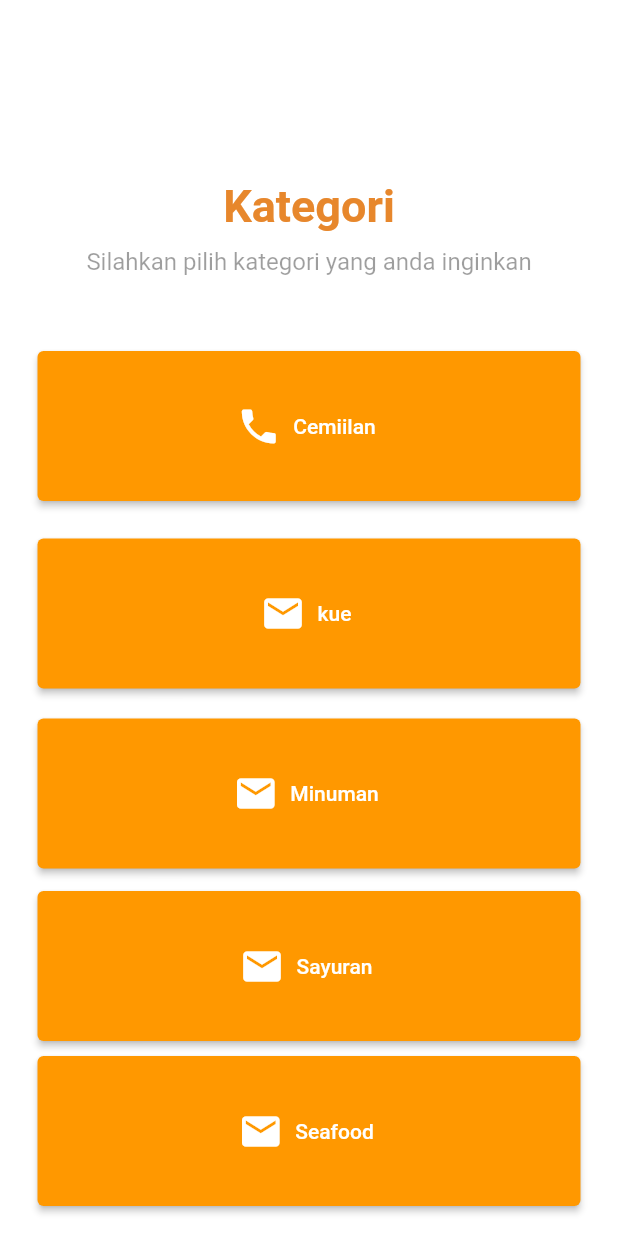
After one commit to Freshmid/delightfood, a Flutter app: the Kategori screen opened directly, on a phone screen of 412 x 824 dp. The commit adds this screen. Run offline on Flutter 3.47's test engine with Material 2 defaults, Android fonts, the phone set to English and light mode, and no system bars; missing offline and left inert: dart:html.

Commit message:
kategori.dart
Kurang tombol search

```diff
--- /dev/null
+++ b/lib/search/kategori.dart
@@ -0,0 +1,135 @@
+import 'dart:html';
+
+import 'package:flutter/material.dart';
+import 'package:flutter/services.dart';
+import 'search.dart';
+
+class Kategori extends StatefulWidget {
+  const Kategori({Key? key}) : super(key: key);
+
+  @override
+  _KategoriScreen createState() => _KategoriScreen();
+}
+
+class _KategoriScreen extends State<Kategori> {
+  goFpsearch() {
+    Navigator.of(context).push(
+      MaterialPageRoute(builder: ((context) => SearchPage())),
+    );
+  }
+
+  Widget Cemilan() {
+    return Container(
+        height: 100,
+        width: double.infinity,
+        child: ElevatedButton.icon(
+            onPressed: () {
+              (goFpsearch());
+            },
+            style: ElevatedButton.styleFrom(foregroundColor: Colors.white),
+            icon: Icon(Icons.phone, size: 30),
+            label: Text('Cemiilan')));
+  }
+
+  Widget Kue() {
+    return Container(
+        height: 100,
+        width: double.infinity,
+        child: ElevatedButton.icon(
+            onPressed: () {
+              goFpsearch();
+            },
+            style: ElevatedButton.styleFrom(foregroundColor: Colors.white),
+            icon: Icon(Icons.mail, size: 30),
+            label: Text('kue')));
+  }
+
+  Widget Minuman() {
+    return Container(
+        height: 100,
+        width: double.infinity,
+        child: ElevatedButton.icon(
+            onPressed: () {
+              goFpsearch();
+            },
+            style: ElevatedButton.styleFrom(foregroundColor: Colors.white),
+            icon: Icon(Icons.mail, size: 30),
+            label: Text('Minuman')));
+  }
+
+  Widget Sayuran() {
+    return Container(
+        height: 100,
+        width: double.infinity,
+        child: ElevatedButton.icon(
+            onPressed: () {
+              goFpsearch();
+            },
+            style: ElevatedButton.styleFrom(foregroundColor: Colors.white),
+            icon: Icon(Icons.mail, size: 30),
+            label: Text('Sayuran')));
+  }
+
+  Widget Seafood() {
+    return Container(
+        height: 100,
+        width: double.infinity,
+        child: ElevatedButton.icon(
+            onPressed: () {
+              goFpsearch();
+            },
+            style: ElevatedButton.styleFrom(foregroundColor: Colors.white),
+            icon: Icon(Icons.mail, size: 30),
+            label: Text('Seafood')));
+  }
+
+  @override
+  Widget build(BuildContext context) {
+    return Scaffold(
+        body: AnnotatedRegion<SystemUiOverlayStyle>(
+      value: SystemUiOverlayStyle.light,
+      child: GestureDetector(
+        child: Stack(children: [
+          Container(
+            height: double.infinity,
+            width: double.infinity,
+            decoration: BoxDecoration(color: Colors.white),
+            child: SingleChildScrollView(
+              physics: AlwaysScrollableScrollPhysics(),
+              padding: EdgeInsets.symmetric(horizontal: 25, vertical: 120),
+              child: Column(
+                mainAxisAlignment: MainAxisAlignment.center,
+                crossAxisAlignment: CrossAxisAlignment.center,
+                children: [
+                  Text(
+                    "Kategori",
+                    style: TextStyle(
+                        fontSize: 30,
+                        color: Color(0xFFE7872C),
+                        fontWeight: FontWeight.bold),
+                  ),
+                  SizedBox(height: 10),
+                  Text(
+                    'Silahkan pilih kategori yang anda inginkan',
+                    style: TextStyle(color: Colors.black38, fontSize: 16),
+                    textAlign: TextAlign.center,
+                  ),
+                  SizedBox(height: 50),
+                  Cemilan(),
+                  SizedBox(height: 25),
+                  Kue(),
+                  SizedBox(height: 20),
+                  Minuman(),
+                  SizedBox(height: 15),
+                  Sayuran(),
+                  SizedBox(height: 10),
+                  Seafood(),
+                ],
+              ),
+            ),
+          )
+        ]),
+      ),
+    ));
+  }
+}
--- a/lib/search/search.dart
+++ b/lib/search/search.dart
@@ -9,6 +9,17 @@ class SearchPage extends StatefulWidget {
 }
 
 class _SearchPageState extends State<SearchPage> {
+  bool _isHide = true;
+  bool _isHide2 = true;
+
+  void gosearch() {
+    Navigator.of(context).push(
+      MaterialPageRoute(
+        builder: (context) => SearchPage(),
+      ),
+    );
+  }
+
   void updatelist(String Value) {}
 
   @override
```
